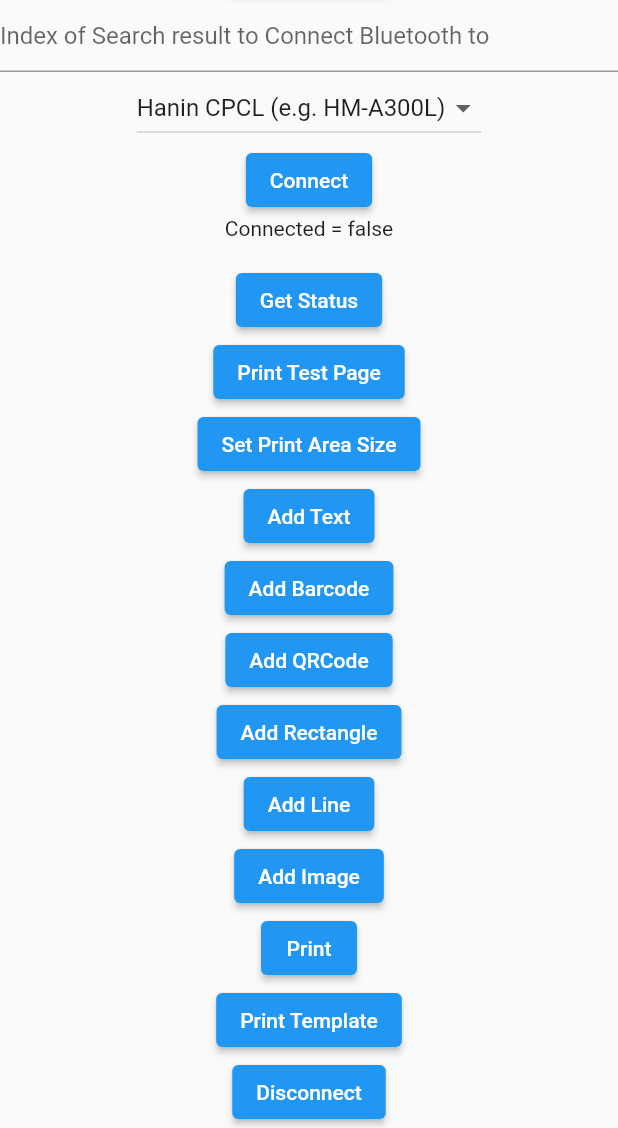
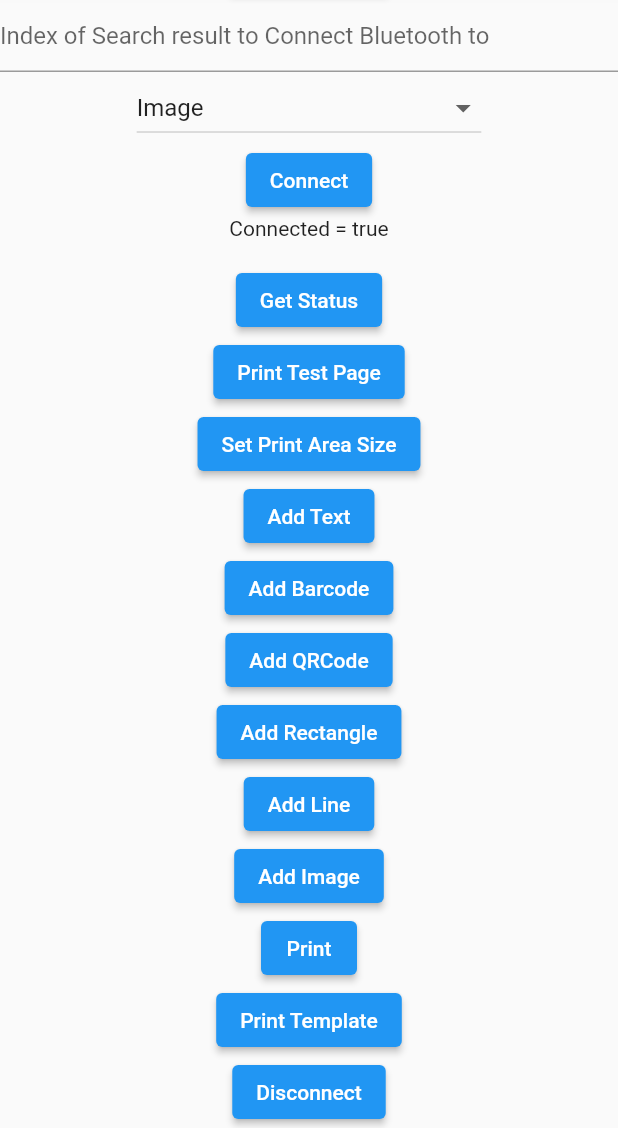
Before and after one commit to gogovan/flutter-label-printer, a Flutter app: the screen it shows after launch, scrolled down 128 dp, after a tap on "Connect", on a phone screen of 412 x 824 dp, the part 108-1236 px from its top. Run offline on Flutter 3.47's test engine with Material 2 defaults, Android fonts, the light colour scheme and no system bars; our stand-ins replace image_picker, plugin_platform_interface, yaml.

Commit message:
WIP add image printer

```diff
--- a/example/lib/main.dart
+++ b/example/lib/main.dart
@@ -3,12 +3,13 @@ import 'package:flutter/services.dart';
 import 'package:flutter_label_printer/printer/hanin_cpcl_printer.dart';
 import 'package:flutter_label_printer/printer/hanin_tspl_printer.dart';
 import 'dart:async';
+import 'package:path_provider/path_provider.dart';
 
 import 'package:flutter_label_printer/printer_searcher/bluetooth_printer_searcher.dart';
 import 'package:flutter_label_printer/printer_search_result/printer_search_result.dart';
-import 'package:flutter_label_printer/templating/command_parameters/print_area_size.dart';
-import 'package:flutter_label_printer/templating/printer_template/hanin_cpcl_printer_template.dart';
-import 'package:flutter_label_printer/templating/printer_template/hanin_tspl_printer_template.dart';
+import 'package:flutter_label_printer/templating/printer_template/hanin_cpcl_template_printer.dart';
+import 'package:flutter_label_printer/templating/printer_template/hanin_tspl_template_printer.dart';
+import 'package:flutter_label_printer/templating/printer_template/image_template_printer.dart';
 import 'package:flutter_label_printer/templating/templatable_printer_interface.dart';
 import 'package:flutter_label_printer/templating/template.dart';
 import 'package:flutter_label_printer/templating/template_printer.dart';
@@ -24,7 +25,7 @@ void main() {
   runApp(const MyApp());
 }
 
-enum PrinterModel { cpcl, tspl }
+enum PrinterModel { cpcl, tspl, image }
 
 class MyApp extends StatefulWidget {
   const MyApp({super.key});
@@ -42,9 +43,11 @@ class _MyAppState extends State<MyApp> {
   bool _searching = false;
   bool _connected = false;
 
-  PrinterModel _printerModel = PrinterModel.cpcl;
+  PrinterModel _printerModel = PrinterModel.image;
 
   final connectIndexController = TextEditingController();
+
+  String? _filePath;
 
   @override
   void dispose() {
@@ -81,15 +84,22 @@ class _MyAppState extends State<MyApp> {
 
   Future<void> _connect() async {
     try {
-      PrinterSearchResult? result =
-          _searchResults[int.parse(connectIndexController.text)];
-
       switch (_printerModel) {
         case PrinterModel.cpcl:
-          MyApp.printer = HaninCPCLPrinterTemplate(result);
+          PrinterSearchResult? result =
+              _searchResults[int.parse(connectIndexController.text)];
+
+          MyApp.printer = HaninCPCLTemplatePrinter(result);
           break;
         case PrinterModel.tspl:
-          MyApp.printer = HaninTSPLPrinterTemplate(result);
+          PrinterSearchResult? result =
+              _searchResults[int.parse(connectIndexController.text)];
+
+          MyApp.printer = HaninTSPLTemplatePrinter(result);
+          break;
+        case PrinterModel.image:
+          _filePath = (await getDownloadsDirectory())?.path;
+          MyApp.printer = ImageTemplatePrinter("$_filePath/output.png");
           break;
       }
 
@@ -124,8 +134,21 @@ class _MyAppState extends State<MyApp> {
     }
   }
 
-  Future<void> _print() async {
+  Future<void> _print(BuildContext context) async {
+    final scaffoldMessenger = ScaffoldMessenger.of(context);
     await MyApp.printer?.print();
+
+    if (_printerModel == PrinterModel.image) {
+      scaffoldMessenger.showSnackBar(
+        SnackBar(
+          content:
+              Text('Print successful. Image saved to $_filePath/output.png.'),
+        ),
+      );
+    } else {
+      scaffoldMessenger
+          .showSnackBar(const SnackBar(content: Text('Print successful.')));
+    }
   }
 
   Future<void> _printTemplate() async {
@@ -205,6 +228,10 @@ class _MyAppState extends State<MyApp> {
                               value: PrinterModel.tspl,
                               child: Text('Hanin TSPL (e.g. N31)'),
                             ),
+                            DropdownMenuItem(
+                              value: PrinterModel.image,
+                              child: Text('Image'),
+                            ),
                           ],
                           value: _printerModel,
                           onChanged: (value) {
@@ -280,7 +307,8 @@ class _MyAppState extends State<MyApp> {
                           },
                           child: const Text('Add Image')),
                       ElevatedButton(
-                          onPressed: _print, child: const Text('Print')),
+                          onPressed: () => _print(context),
+                          child: const Text('Print')),
                       ElevatedButton(
                           onPressed: _printTemplate,
                           child: const Text('Print Template')),
```
Also changed, not shown: lib/templating/printer_template/image_template_printer.dart (+79 -8 lines), 1 other file.
